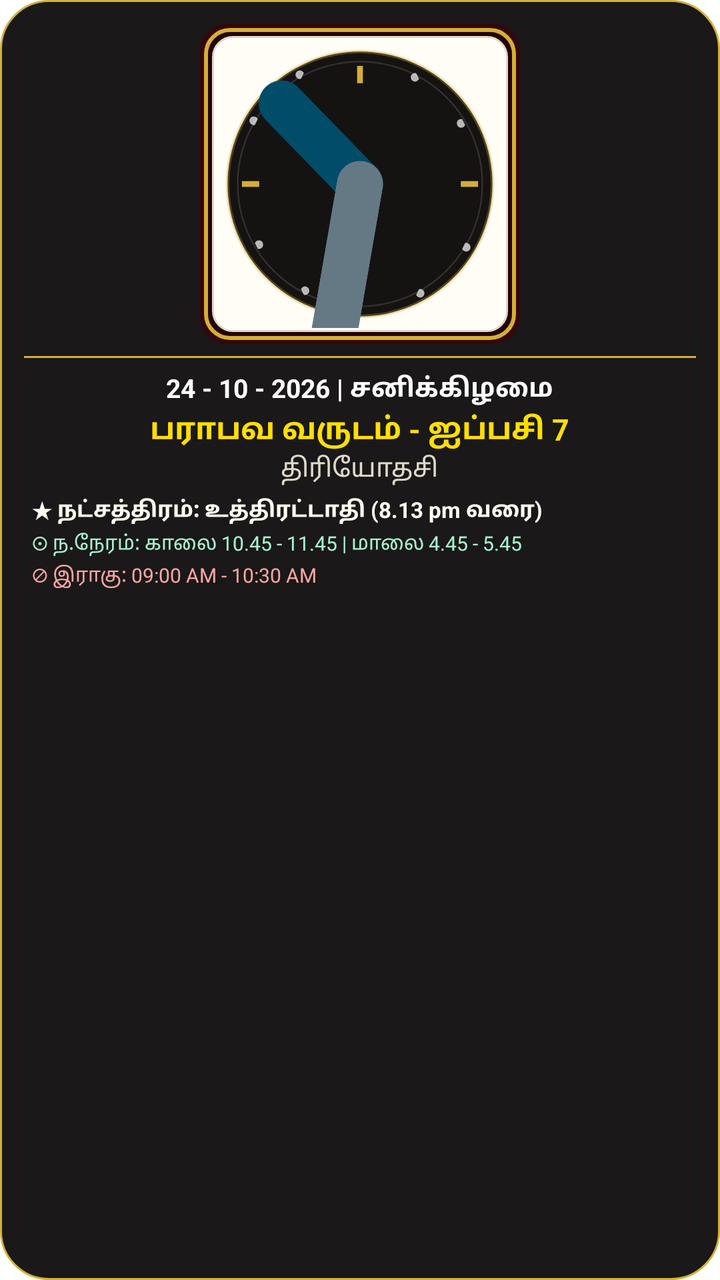
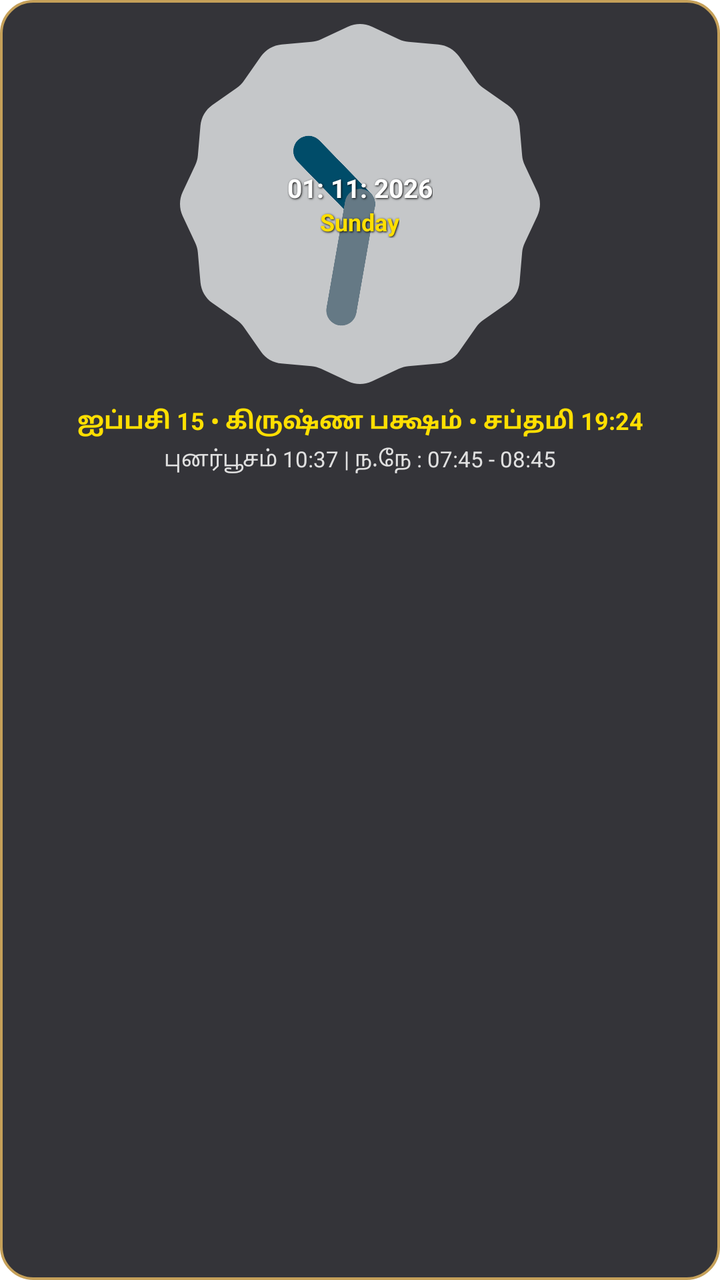

Two renders of the same Android screen: before a commit and after it. Below are the layout's source before the change and the commit's diff.
<!-- AndroidManifest.xml: application theme Theme.MaterialComponents.DayNight.NoActionBar -->
<!-- res/layout/widget_layout_4x4.xml -->
<?xml version="1.0" encoding="utf-8"?>
<LinearLayout 
    xmlns:android="http://schemas.android.com/apk/res/android"
    android:id="@+id/widget_4x4_root"
    android:layout_width="match_parent"
    android:layout_height="match_parent"
    android:orientation="vertical"
    android:background="@drawable/bg_widget_card"
    android:padding="12dp"
    android:gravity="center_horizontal">

    
    <FrameLayout
        android:layout_width="160dp"
        android:layout_height="160dp"
        android:layout_gravity="center_horizontal"
        android:background="@drawable/bg_clock_square_ivory"
        android:padding="8dp">

        <AnalogClock
            android:id="@+id/clock_analog_4x4"
            android:layout_width="match_parent"
            android:layout_height="match_parent"
            android:layout_gravity="center"
            android:dial="@drawable/clock_dial_classic"
            android:visibility="visible" />

        <TextClock
            android:id="@+id/clock_digital_4x4"
            android:layout_width="match_parent"
            android:layout_height="match_parent"
            android:gravity="center"
            android:format12Hour="hh:mm:ss a"
            android:format24Hour="HH:mm:ss"
            android:textSize="22sp"
            android:textStyle="bold"
            android:textColor="#36060B"
            android:visibility="gone" />
    </FrameLayout>

    
    <View
        android:layout_width="match_parent"
        android:layout_height="1dp"
        android:layout_marginVertical="6dp"
        android:background="#D4AF37" />

    
    <TextView
        android:id="@+id/tv_4x4_greg_date"
        android:layout_width="wrap_content"
        android:layout_height="wrap_content"
        android:text="24 - 10 - 2026 | சனிக்கிழமை"
        android:textSize="13sp"
        android:textStyle="bold"
        android:textColor="#FFFFFF" />

    <TextView
        android:id="@+id/tv_4x4_tamil_date"
        android:layout_width="wrap_content"
        android:layout_height="wrap_content"
        android:layout_marginTop="1dp"
        android:text="பராபவ வருடம் - ஐப்பசி 7"
        android:textSize="15sp"
        android:textStyle="bold"
        android:textColor="#FFDF00" />

    <TextView
        android:id="@+id/tv_4x4_tithi"
        android:layout_width="wrap_content"
        android:layout_height="wrap_content"
        android:text="திரியோதசி"
        android:textSize="13sp"
        android:textColor="#E0DACB" />

    
    <LinearLayout
        android:layout_width="match_parent"
        android:layout_height="wrap_content"
        android:orientation="vertical"
        android:layout_marginTop="4dp"
        android:paddingHorizontal="4dp">

        <TextView
            android:id="@+id/tv_4x4_nakshatra"
            android:layout_width="wrap_content"
            android:layout_height="wrap_content"
            android:text="★ நட்சத்திரம்: உத்திரட்டாதி (8.13 pm வரை)"
            android:textSize="11sp"
            android:textStyle="bold"
            android:textColor="#FFFDF0" />

        <TextView
            android:id="@+id/tv_4x4_nalla_neram"
            android:layout_width="wrap_content"
            android:layout_height="wrap_content"
            android:layout_marginTop="2dp"
            android:text="☉ ந.நேரம்: காலை 10.45 - 11.45 | மாலை 4.45 - 5.45"
            android:textSize="10sp"
            android:textColor="#A7F3D0" />

        <TextView
            android:id="@+id/tv_4x4_rahu"
            android:layout_width="wrap_content"
            android:layout_height="wrap_content"
            android:layout_marginTop="2dp"
            android:text="⊘ இராகு: 09:00 AM - 10:30 AM"
            android:textSize="10sp"
            android:textColor="#FCA5A5" />

        <TextView
            android:id="@+id/tv_4x4_yamagandam"
            android:layout_width="wrap_content"
            android:layout_height="wrap_content"
            android:layout_marginTop="2dp"
            android:text="☠ எமகண்டம்: 01:30 PM - 03:00 PM"
            android:textSize="10sp"
            android:textColor="#FED7AA"
            android:visibility="gone" />
    </LinearLayout>
</LinearLayout>
<!-- resources referenced by this layout -->
<resources>
  <!-- drawable bg_clock_square_ivory (drawable) -->
  <?xml version="1.0" encoding="utf-8"?>
  <layer-list xmlns:android="http://schemas.android.com/apk/res/android">
      
      <item>
          <shape android:shape="rectangle">
              <corners android:radius="14dp" />
              <solid android:color="#36060B" />
          </shape>
      </item>
  
      
      <item android:top="2dp" android:bottom="2dp" android:left="2dp" android:right="2dp">
          <shape android:shape="rectangle">
              <corners android:radius="12dp" />
              <stroke android:width="2dp" android:color="#D4AF37" />
              <solid android:color="#220306" />
          </shape>
      </item>
  
      
      <item android:top="6dp" android:bottom="6dp" android:left="6dp" android:right="6dp">
          <shape android:shape="rectangle">
              <corners android:radius="10dp" />
              <solid android:color="#FFFDF5" />
              <stroke android:width="1dp" android:color="#E0DACB" />
          </shape>
      </item>
  </layer-list>
  <!-- drawable bg_widget_card (drawable) -->
  <?xml version="1.0" encoding="utf-8"?>
  <shape xmlns:android="http://schemas.android.com/apk/res/android"
      android:shape="rectangle">
      <solid android:color="#1A1818" />
      <corners android:radius="24dp" />
      <stroke
          android:width="1dp"
          android:color="#D4AF37" />
  </shape>
  <!-- drawable clock_dial_classic (drawable) -->
  <?xml version="1.0" encoding="utf-8"?>
  <vector xmlns:android="http://schemas.android.com/apk/res/android"
      android:width="200dp"
      android:height="200dp"
      android:viewportWidth="200"
      android:viewportHeight="200">
  
      
      <path
          android:pathData="M 100,100 m -92,0 a 92,92 0 1,1 184,0 a 92,92 0 1,1 -184,0"
          android:strokeWidth="2.5"
          android:strokeColor="#55D4AF37"
          android:fillColor="#151212" />
  
      
      <path
          android:pathData="M 100,100 m -85,0 a 85,85 0 1,1 170,0 a 85,85 0 1,1 -170,0"
          android:strokeWidth="1"
          android:strokeColor="#22FFFFFF"
          android:fillColor="#00000000" />
  
      
      
      <path
          android:pathData="M 98,18 H 102 V 30 H 98 Z"
          android:fillColor="#FFD4AF37" />
      
      <path
          android:pathData="M 170,98 H 182 V 102 H 170 Z"
          android:fillColor="#FFD4AF37" />
      
      <path
          android:pathData="M 98,170 H 102 V 182 H 98 Z"
          android:fillColor="#FFD4AF37" />
      
      <path
          android:pathData="M 18,98 H 30 V 102 H 18 Z"
          android:fillColor="#FFD4AF37" />
  
      
      <path
          android:pathData="
              M 141,27 A 3,3 0 1,1 139,23 Z
              M 173,59 A 3,3 0 1,1 171,55 Z
              M 173,141 A 3,3 0 1,1 171,145 Z
              M 141,173 A 3,3 0 1,1 139,177 Z
              M 59,173 A 3,3 0 1,1 61,177 Z
              M 27,141 A 3,3 0 1,1 29,145 Z
              M 27,59 A 3,3 0 1,1 29,55 Z
              M 59,27 A 3,3 0 1,1 61,23 Z"
          android:fillColor="#B3FFFFFF" />
  </vector>
</resources>

<!-- the commit's change to res/layout/widget_layout_4x4.xml (unified diff, before → after) -->
@@ -1,121 +1,106 @@
 <?xml version="1.0" encoding="utf-8"?>
-<LinearLayout 
+<LinearLayout
     xmlns:android="http://schemas.android.com/apk/res/android"
-    android:id="@+id/widget_4x4_root"
+    android:id="@+id/widget_root"
     android:layout_width="match_parent"
     android:layout_height="match_parent"
     android:orientation="vertical"
-    android:background="@drawable/bg_widget_card"
+    android:gravity="center_horizontal"
     android:padding="12dp"
-    android:gravity="center_horizontal">
+    android:background="@drawable/widget_surface_bg">
 
     
-    <FrameLayout
-        android:layout_width="160dp"
-        android:layout_height="160dp"
+    <RelativeLayout
+        android:layout_width="180dp"
+        android:layout_height="180dp"
         android:layout_gravity="center_horizontal"
-        android:background="@drawable/bg_clock_square_ivory"
-        android:padding="8dp">
+        android:layout_marginBottom="8dp">
 
         <AnalogClock
-            android:id="@+id/clock_analog_4x4"
+            android:id="@+id/analog_clock"
             android:layout_width="match_parent"
             android:layout_height="match_parent"
-            android:layout_gravity="center"
-            android:dial="@drawable/clock_dial_classic"
             android:visibility="visible" />
 
         <TextClock
-            android:id="@+id/clock_digital_4x4"
+            android:id="@+id/digital_clock"
             android:layout_width="match_parent"
-            android:layout_height="match_parent"
+            android:layout_height="wrap_content"
+            android:layout_centerInParent="true"
             android:gravity="center"
             android:format12Hour="hh:mm:ss a"
             android:format24Hour="HH:mm:ss"
-            android:textSize="22sp"
+            android:textColor="#FFDF00"
+            android:textSize="20sp"
             android:textStyle="bold"
-            android:textColor="#36060B"
             android:visibility="gone" />
-    </FrameLayout>
 
-    
-    <View
-        android:layout_width="match_parent"
-        android:layout_height="1dp"
-        android:layout_marginVertical="6dp"
-        android:background="#D4AF37" />
+        
+        <LinearLayout
+            android:layout_width="wrap_content"
+            android:layout_height="wrap_content"
+            android:layout_centerInParent="true"
+            android:orientation="vertical"
+            android:gravity="center">
 
-    
-    <TextView
-        android:id="@+id/tv_4x4_greg_date"
-        android:layout_width="wrap_content"
-        android:layout_height="wrap_content"
-        android:text="24 - 10 - 2026 | சனிக்கிழமை"
-        android:textSize="13sp"
-        android:textStyle="bold"
-        android:textColor="#FFFFFF" />
+            <TextView
+                android:id="@+id/tv_widget_dial_date"
+                android:layout_width="wrap_content"
+                android:layout_height="wrap_content"
+                android:textColor="#FFFFFF"
+                android:textSize="13sp"
+                android:textStyle="bold"
+                android:shadowColor="#000000"
+                android:shadowDx="1"
+                android:shadowDy="1"
+                android:shadowRadius="2"
+                android:text="01: 11: 2026" />
 
-    <TextView
-        android:id="@+id/tv_4x4_tamil_date"
-        android:layout_width="wrap_content"
-        android:layout_height="wrap_content"
-        android:layout_marginTop="1dp"
-        android:text="பராபவ வருடம் - ஐப்பசி 7"
-        android:textSize="15sp"
-        android:textStyle="bold"
-        android:textColor="#FFDF00" />
-
-    <TextView
-        android:id="@+id/tv_4x4_tithi"
-        android:layout_width="wrap_content"
-        android:layout_height="wrap_content"
-        android:text="திரியோதசி"
-        android:textSize="13sp"
-        android:textColor="#E0DACB" />
+            <TextView
+                android:id="@+id/tv_widget_dial_weekday"
+                android:layout_width="wrap_content"
+                android:layout_height="wrap_content"
+                android:textColor="#FFDF00"
+                android:textSize="12sp"
+                android:textStyle="bold"
+                android:shadowColor="#000000"
+                android:shadowDx="1"
+                android:shadowDy="1"
+                android:shadowRadius="2"
+                android:text="Sunday" />
+        </LinearLayout>
+    </RelativeLayout>
 
     
     <LinearLayout
         android:layout_width="match_parent"
         android:layout_height="wrap_content"
         android:orientation="vertical"
-        android:layout_marginTop="4dp"
-        android:paddingHorizontal="4dp">
+        android:gravity="center_horizontal"
+        android:paddingTop="2dp">
 
+        
         <TextView
-            android:id="@+id/tv_4x4_nakshatra"
+            android:id="@+id/tv_widget_4x4_row1"
             android:layout_width="wrap_content"
             android:layout_height="wrap_content"
-            android:text="★ நட்சத்திரம்: உத்திரட்டாதி (8.13 pm வரை)"
-            android:textSize="11sp"
+            android:gravity="center"
+            android:singleLine="true"
+            android:textColor="#FFDF00"
+            android:textSize="12sp"
             android:textStyle="bold"
-            android:textColor="#FFFDF0" />
+            android:text="ஐப்பசி 15 • கிருஷ்ண பக்ஷம் • சப்தமி 19:24" />
 
+        
         <TextView
-            android:id="@+id/tv_4x4_nalla_neram"
+            android:id="@+id/tv_widget_4x4_row2"
             android:layout_width="wrap_content"
             android:layout_height="wrap_content"
-            android:layout_marginTop="2dp"
-            android:text="☉ ந.நேரம்: காலை 10.45 - 11.45 | மாலை 4.45 - 5.45"
-            android:textSize="10sp"
-            android:textColor="#A7F3D0" />
-
-        <TextView
-            android:id="@+id/tv_4x4_rahu"
-            android:layout_width="wrap_content"
-            android:layout_height="wrap_content"
-            android:layout_marginTop="2dp"
-            android:text="⊘ இராகு: 09:00 AM - 10:30 AM"
-            android:textSize="10sp"
-            android:textColor="#FCA5A5" />
-
-        <TextView
-            android:id="@+id/tv_4x4_yamagandam"
-            android:layout_width="wrap_content"
-            android:layout_height="wrap_content"
-            android:layout_marginTop="2dp"
-            android:text="☠ எமகண்டம்: 01:30 PM - 03:00 PM"
-            android:textSize="10sp"
-            android:textColor="#FED7AA"
-            android:visibility="gone" />
+            android:layout_marginTop="3dp"
+            android:gravity="center"
+            android:singleLine="true"
+            android:textColor="#E0E0E0"
+            android:textSize="11sp"
+            android:text="புனர்பூசம் 10:37 | ந.நே : 07:45 - 08:45" />
     </LinearLayout>
 </LinearLayout>
<!-- resource entries referenced after the edit -->
@@ -1,96 +1,14 @@
 <!-- resources referenced by this layout -->
 <resources>
-  <!-- drawable bg_clock_square_ivory (drawable) -->
-  <?xml version="1.0" encoding="utf-8"?>
-  <layer-list xmlns:android="http://schemas.android.com/apk/res/android">
-      
-      <item>
-          <shape android:shape="rectangle">
-              <corners android:radius="14dp" />
-              <solid android:color="#36060B" />
-          </shape>
-      </item>
-  
-      
-      <item android:top="2dp" android:bottom="2dp" android:left="2dp" android:right="2dp">
-          <shape android:shape="rectangle">
-              <corners android:radius="12dp" />
-              <stroke android:width="2dp" android:color="#D4AF37" />
-              <solid android:color="#220306" />
-          </shape>
-      </item>
-  
-      
-      <item android:top="6dp" android:bottom="6dp" android:left="6dp" android:right="6dp">
-          <shape android:shape="rectangle">
-              <corners android:radius="10dp" />
-              <solid android:color="#FFFDF5" />
-              <stroke android:width="1dp" android:color="#E0DACB" />
-          </shape>
-      </item>
-  </layer-list>
-  <!-- drawable bg_widget_card (drawable) -->
+  <!-- drawable widget_surface_bg (drawable) -->
   <?xml version="1.0" encoding="utf-8"?>
   <shape xmlns:android="http://schemas.android.com/apk/res/android"
       android:shape="rectangle">
-      <solid android:color="#1A1818" />
-      <corners android:radius="24dp" />
+      <solid android:color="#E61E1E24" />
+      <corners android:radius="16dp" />
       <stroke
-          android:width="1dp"
-          android:color="#D4AF37" />
+          android:width="1.2dp"
+          android:color="#C5A059" />
   </shape>
-  <!-- drawable clock_dial_classic (drawable) -->
-  <?xml version="1.0" encoding="utf-8"?>
-  <vector xmlns:android="http://schemas.android.com/apk/res/android"
-      android:width="200dp"
-      android:height="200dp"
-      android:viewportWidth="200"
-      android:viewportHeight="200">
-  
-      
-      <path
-          android:pathData="M 100,100 m -92,0 a 92,92 0 1,1 184,0 a 92,92 0 1,1 -184,0"
-          android:strokeWidth="2.5"
-          android:strokeColor="#55D4AF37"
-          android:fillColor="#151212" />
-  
-      
-      <path
-          android:pathData="M 100,100 m -85,0 a 85,85 0 1,1 170,0 a 85,85 0 1,1 -170,0"
-          android:strokeWidth="1"
-          android:strokeColor="#22FFFFFF"
-          android:fillColor="#00000000" />
-  
-      
-      
-      <path
-          android:pathData="M 98,18 H 102 V 30 H 98 Z"
-          android:fillColor="#FFD4AF37" />
-      
-      <path
-          android:pathData="M 170,98 H 182 V 102 H 170 Z"
-          android:fillColor="#FFD4AF37" />
-      
-      <path
-          android:pathData="M 98,170 H 102 V 182 H 98 Z"
-          android:fillColor="#FFD4AF37" />
-      
-      <path
-          android:pathData="M 18,98 H 30 V 102 H 18 Z"
-          android:fillColor="#FFD4AF37" />
-  
-      
-      <path
-          android:pathData="
-              M 141,27 A 3,3 0 1,1 139,23 Z
-              M 173,59 A 3,3 0 1,1 171,55 Z
-              M 173,141 A 3,3 0 1,1 171,145 Z
-              M 141,173 A 3,3 0 1,1 139,177 Z
-              M 59,173 A 3,3 0 1,1 61,177 Z
-              M 27,141 A 3,3 0 1,1 29,145 Z
-              M 27,59 A 3,3 0 1,1 29,55 Z
-              M 59,27 A 3,3 0 1,1 61,23 Z"
-          android:fillColor="#B3FFFFFF" />
-  </vector>
 </resources>
 
